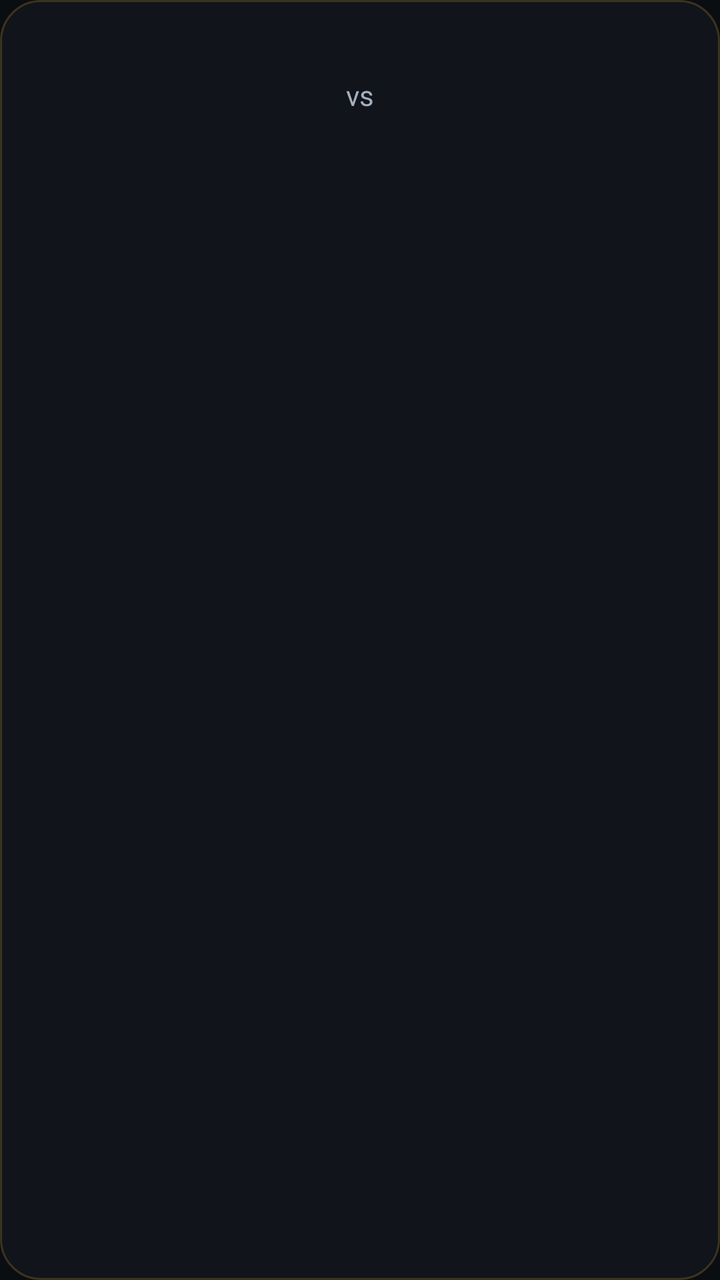
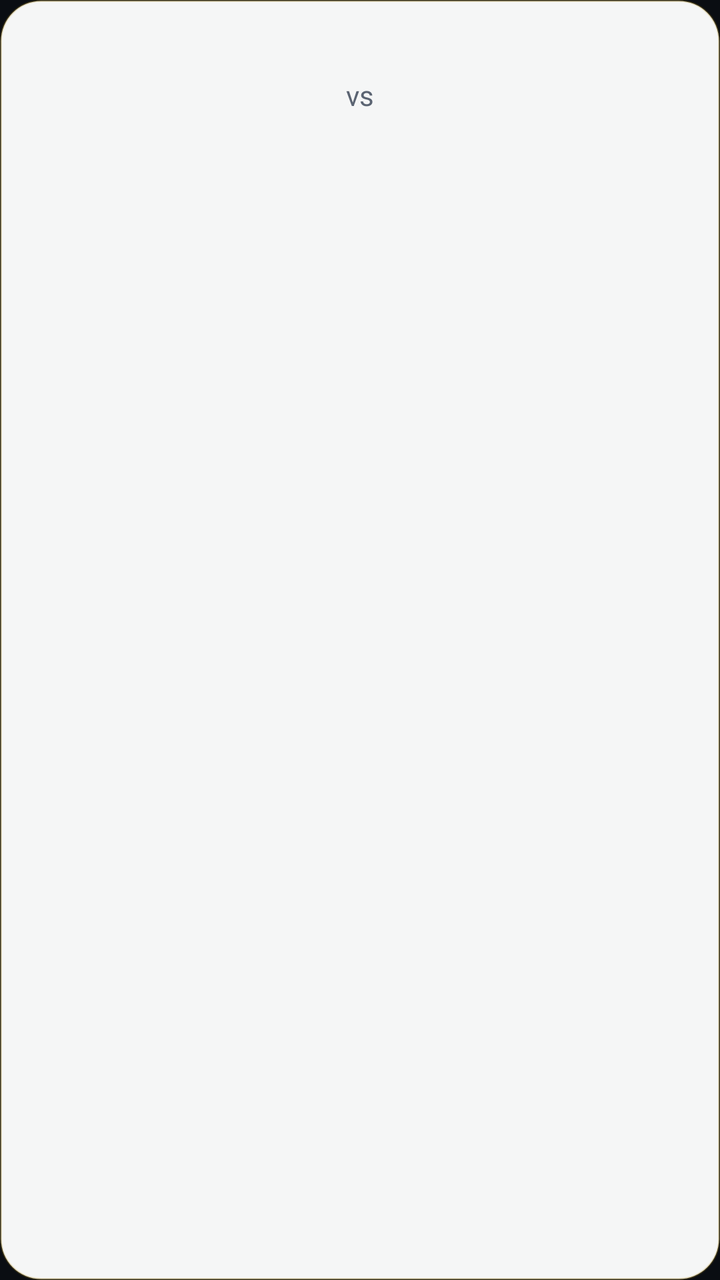

An Android layout rendered at two revisions. The XML below is the earlier revision; the diff shows what the commit changed to produce the second picture.
<!-- AndroidManifest.xml: application theme Theme.DDHL -->
<!-- res/layout/widget_large.xml -->
<?xml version="1.0" encoding="utf-8"?>
<LinearLayout xmlns:android="http://schemas.android.com/apk/res/android"
    android:id="@+id/w_root"
    android:layout_width="match_parent"
    android:layout_height="match_parent"
    android:background="@drawable/widget_bg"
    android:orientation="vertical"
    android:paddingHorizontal="16dp"
    android:paddingVertical="14dp">

    <LinearLayout
        android:layout_width="match_parent"
        android:layout_height="wrap_content"
        android:gravity="center_vertical"
        android:orientation="horizontal">

        <LinearLayout
            android:layout_width="0dp"
            android:layout_height="wrap_content"
            android:layout_weight="1"
            android:gravity="center_horizontal"
            android:orientation="vertical">

            <ImageView
                android:id="@+id/w_me_logo"
                android:layout_width="64dp"
                android:layout_height="64dp"
                android:scaleType="fitCenter"
                android:visibility="gone" />

            <TextView
                android:id="@+id/w_me"
                android:layout_width="wrap_content"
                android:layout_height="wrap_content"
                android:layout_marginTop="4dp"
                android:maxLines="1"
                android:textColor="@color/ddhl_yellow"
                android:textSize="15sp"
                android:textStyle="bold" />

            <TextView
                android:id="@+id/w_me_rec"
                android:layout_width="wrap_content"
                android:layout_height="wrap_content"
                android:maxLines="1"
                android:textColor="@color/ddhl_text"
                android:textSize="32sp"
                android:textStyle="bold" />
        </LinearLayout>

        <TextView
            android:layout_width="wrap_content"
            android:layout_height="wrap_content"
            android:layout_marginHorizontal="8dp"
            android:text="vs"
            android:textColor="@color/ddhl_muted"
            android:textSize="14sp" />

        <LinearLayout
            android:layout_width="0dp"
            android:layout_height="wrap_content"
            android:layout_weight="1"
            android:gravity="center_horizontal"
            android:orientation="vertical">

            <ImageView
                android:id="@+id/w_opp_logo"
                android:layout_width="64dp"
                android:layout_height="64dp"
                android:scaleType="fitCenter"
                android:visibility="gone" />

            <TextView
                android:id="@+id/w_opp"
                android:layout_width="wrap_content"
                android:layout_height="wrap_content"
                android:layout_marginTop="4dp"
                android:maxLines="1"
                android:textColor="@color/ddhl_muted"
                android:textSize="15sp"
                android:textStyle="bold" />

            <TextView
                android:id="@+id/w_opp_rec"
                android:layout_width="wrap_content"
                android:layout_height="wrap_content"
                android:maxLines="1"
                android:textColor="@color/ddhl_text"
                android:textSize="32sp"
                android:textStyle="bold" />
        </LinearLayout>
    </LinearLayout>

    <LinearLayout
        android:layout_width="match_parent"
        android:layout_height="wrap_content"
        android:layout_marginTop="8dp"
        android:gravity="center_vertical"
        android:orientation="horizontal">

        <TextView
            android:id="@+id/w_live"
            android:layout_width="wrap_content"
            android:layout_height="wrap_content"
            android:layout_marginEnd="8dp"
            android:background="@drawable/widget_live_bg"
            android:paddingHorizontal="6dp"
            android:paddingVertical="1dp"
            android:text="LIVE"
            android:textColor="#000000"
            android:textSize="11sp"
            android:textStyle="bold"
            android:visibility="gone" />

        <TextView
            android:id="@+id/w_status"
            android:layout_width="0dp"
            android:layout_height="wrap_content"
            android:layout_weight="1"
            android:ellipsize="end"
            android:maxLines="1"
            android:textColor="@color/ddhl_text"
            android:textSize="14sp" />
    </LinearLayout>

    <TextView
        android:id="@+id/w_footer"
        android:layout_width="match_parent"
        android:layout_height="wrap_content"
        android:layout_marginTop="2dp"
        android:ellipsize="end"
        android:maxLines="1"
        android:textColor="@color/ddhl_muted"
        android:textSize="12sp" />

    <LinearLayout
        android:id="@+id/w_events"
        android:layout_width="match_parent"
        android:layout_height="wrap_content"
        android:orientation="vertical"
        android:visibility="gone">

        <FrameLayout
            android:layout_width="match_parent"
            android:layout_height="1dp"
            android:layout_marginTop="10dp"
            android:layout_marginBottom="8dp"
            android:background="#2AF2C230" />

        <TextView
            android:layout_width="wrap_content"
            android:layout_height="wrap_content"
            android:layout_marginBottom="4dp"
            android:letterSpacing="0.1"
            android:text="LATEST"
            android:textColor="@color/ddhl_yellow"
            android:textSize="11sp"
            android:textStyle="bold" />

        <TextView android:id="@+id/w_e1" style="@style/WidgetEvent" />
        <TextView android:id="@+id/w_e2" style="@style/WidgetEvent" />
        <TextView android:id="@+id/w_e3" style="@style/WidgetEvent" />
        <TextView android:id="@+id/w_e4" style="@style/WidgetEvent" />
        <TextView android:id="@+id/w_e5" style="@style/WidgetEvent" />
        <TextView android:id="@+id/w_e6" style="@style/WidgetEvent" />
        <TextView android:id="@+id/w_e7" style="@style/WidgetEvent" />
        <TextView android:id="@+id/w_e8" style="@style/WidgetEvent" />
        <TextView android:id="@+id/w_e9" style="@style/WidgetEvent" />
        <TextView android:id="@+id/w_e10" style="@style/WidgetEvent" />
    </LinearLayout>
</LinearLayout>
<!-- resources referenced by this layout -->
<resources>
  <color name="ddhl_muted">#A7B0BE</color>
  <color name="ddhl_text">#FFFFFF</color>
  <color name="ddhl_yellow">#F2C230</color>
  <!-- drawable widget_bg (drawable) -->
  <?xml version="1.0" encoding="utf-8"?>
  <shape xmlns:android="http://schemas.android.com/apk/res/android" android:shape="rectangle">
      <solid android:color="#F011151C" />
      <corners android:radius="20dp" />
      <stroke android:width="1dp" android:color="#33F2C230" />
  </shape>
  <!-- drawable widget_live_bg (drawable) -->
  <?xml version="1.0" encoding="utf-8"?>
  <shape xmlns:android="http://schemas.android.com/apk/res/android" android:shape="rectangle">
      <solid android:color="#F2C230" />
      <corners android:radius="4dp" />
  </shape>
  <style name="WidgetEvent">
          <item name="android:layout_width">match_parent</item>
          <item name="android:layout_height">wrap_content</item>
          <item name="android:paddingVertical">3dp</item>
          <item name="android:ellipsize">end</item>
          <item name="android:maxLines">1</item>
          <item name="android:textColor">@color/ddhl_text</item>
          <item name="android:textSize">13sp</item>
          <item name="android:visibility">gone</item>
      </style>
  <style name="Theme.DDHL" parent="Theme.AppCompat.DayNight.NoActionBar">
          <item name="colorPrimary">#11151C</item>
          <item name="colorPrimaryDark">#0A0D12</item>
          <item name="colorAccent">#F2C230</item>
          <item name="android:statusBarColor">#0A0D12</item>
          <item name="android:navigationBarColor">#0A0D12</item>
          <item name="android:windowBackground">@color/ddhl_bg</item>
      </style>
  <color name="ddhl_bg">#0A0D12</color>
</resources>

<!-- the commit's change to res/layout/widget_large.xml (unified diff, before → after) -->
@@ -34,7 +34,7 @@
                 android:layout_height="wrap_content"
                 android:layout_marginTop="4dp"
                 android:maxLines="1"
-                android:textColor="@color/ddhl_yellow"
+                android:textColor="@color/w_accent"
                 android:textSize="15sp"
                 android:textStyle="bold" />
 
@@ -43,7 +43,7 @@
                 android:layout_width="wrap_content"
                 android:layout_height="wrap_content"
                 android:maxLines="1"
-                android:textColor="@color/ddhl_text"
+                android:textColor="@color/w_text"
                 android:textSize="32sp"
                 android:textStyle="bold" />
         </LinearLayout>
@@ -53,7 +53,7 @@
             android:layout_height="wrap_content"
             android:layout_marginHorizontal="8dp"
             android:text="vs"
-            android:textColor="@color/ddhl_muted"
+            android:textColor="@color/w_muted"
             android:textSize="14sp" />
 
         <LinearLayout
@@ -76,7 +76,7 @@
                 android:layout_height="wrap_content"
                 android:layout_marginTop="4dp"
                 android:maxLines="1"
-                android:textColor="@color/ddhl_muted"
+                android:textColor="@color/w_muted"
                 android:textSize="15sp"
                 android:textStyle="bold" />
 
@@ -85,7 +85,7 @@
                 android:layout_width="wrap_content"
                 android:layout_height="wrap_content"
                 android:maxLines="1"
-                android:textColor="@color/ddhl_text"
+                android:textColor="@color/w_text"
                 android:textSize="32sp"
                 android:textStyle="bold" />
         </LinearLayout>
@@ -119,7 +119,7 @@
             android:layout_weight="1"
             android:ellipsize="end"
             android:maxLines="1"
-            android:textColor="@color/ddhl_text"
+            android:textColor="@color/w_text"
             android:textSize="14sp" />
     </LinearLayout>
 
@@ -130,7 +130,7 @@
         android:layout_marginTop="2dp"
         android:ellipsize="end"
         android:maxLines="1"
-        android:textColor="@color/ddhl_muted"
+        android:textColor="@color/w_muted"
         android:textSize="12sp" />
 
     <LinearLayout
@@ -145,7 +145,7 @@
             android:layout_height="1dp"
             android:layout_marginTop="10dp"
             android:layout_marginBottom="8dp"
-            android:background="#2AF2C230" />
+            android:background="@color/w_divider" />
 
         <TextView
             android:layout_width="wrap_content"
@@ -153,19 +153,58 @@
             android:layout_marginBottom="4dp"
             android:letterSpacing="0.1"
             android:text="LATEST"
-            android:textColor="@color/ddhl_yellow"
+            android:textColor="@color/w_accent"
             android:textSize="11sp"
             android:textStyle="bold" />
-
-        <TextView android:id="@+id/w_e1" style="@style/WidgetEvent" />
-        <TextView android:id="@+id/w_e2" style="@style/WidgetEvent" />
-        <TextView android:id="@+id/w_e3" style="@style/WidgetEvent" />
-        <TextView android:id="@+id/w_e4" style="@style/WidgetEvent" />
-        <TextView android:id="@+id/w_e5" style="@style/WidgetEvent" />
-        <TextView android:id="@+id/w_e6" style="@style/WidgetEvent" />
-        <TextView android:id="@+id/w_e7" style="@style/WidgetEvent" />
-        <TextView android:id="@+id/w_e8" style="@style/WidgetEvent" />
-        <TextView android:id="@+id/w_e9" style="@style/WidgetEvent" />
-        <TextView android:id="@+id/w_e10" style="@style/WidgetEvent" />
+        <LinearLayout android:id="@+id/w_e1" style="@style/WidgetEventRow">
+            <TextView android:id="@+id/w_e1_me" style="@style/WidgetEventTag" android:textColor="@color/w_accent" />
+            <TextView android:id="@+id/w_e1_opp" style="@style/WidgetEventTag" android:textColor="@color/w_muted" />
+            <TextView android:id="@+id/w_e1_t" style="@style/WidgetEventText" />
+        </LinearLayout>
+        <LinearLayout android:id="@+id/w_e2" style="@style/WidgetEventRow">
+            <TextView android:id="@+id/w_e2_me" style="@style/WidgetEventTag" android:textColor="@color/w_accent" />
+            <TextView android:id="@+id/w_e2_opp" style="@style/WidgetEventTag" android:textColor="@color/w_muted" />
+            <TextView android:id="@+id/w_e2_t" style="@style/WidgetEventText" />
+        </LinearLayout>
+        <LinearLayout android:id="@+id/w_e3" style="@style/WidgetEventRow">
+            <TextView android:id="@+id/w_e3_me" style="@style/WidgetEventTag" android:textColor="@color/w_accent" />
+            <TextView android:id="@+id/w_e3_opp" style="@style/WidgetEventTag" android:textColor="@color/w_muted" />
+            <TextView android:id="@+id/w_e3_t" style="@style/WidgetEventText" />
+        </LinearLayout>
+        <LinearLayout android:id="@+id/w_e4" style="@style/WidgetEventRow">
+            <TextView android:id="@+id/w_e4_me" style="@style/WidgetEventTag" android:textColor="@color/w_accent" />
+            <TextView android:id="@+id/w_e4_opp" style="@style/WidgetEventTag" android:textColor="@color/w_muted" />
+            <TextView android:id="@+id/w_e4_t" style="@style/WidgetEventText" />
+        </LinearLayout>
+        <LinearLayout android:id="@+id/w_e5" style="@style/WidgetEventRow">
+            <TextView android:id="@+id/w_e5_me" style="@style/WidgetEventTag" android:textColor="@color/w_accent" />
+            <TextView android:id="@+id/w_e5_opp" style="@style/WidgetEventTag" android:textColor="@color/w_muted" />
+            <TextView android:id="@+id/w_e5_t" style="@style/WidgetEventText" />
+        </LinearLayout>
+        <LinearLayout android:id="@+id/w_e6" style="@style/WidgetEventRow">
+            <TextView android:id="@+id/w_e6_me" style="@style/WidgetEventTag" android:textColor="@color/w_accent" />
+            <TextView android:id="@+id/w_e6_opp" style="@style/WidgetEventTag" android:textColor="@color/w_muted" />
+            <TextView android:id="@+id/w_e6_t" style="@style/WidgetEventText" />
+        </LinearLayout>
+        <LinearLayout android:id="@+id/w_e7" style="@style/WidgetEventRow">
+            <TextView android:id="@+id/w_e7_me" style="@style/WidgetEventTag" android:textColor="@color/w_accent" />
+            <TextView android:id="@+id/w_e7_opp" style="@style/WidgetEventTag" android:textColor="@color/w_muted" />
+            <TextView android:id="@+id/w_e7_t" style="@style/WidgetEventText" />
+        </LinearLayout>
+        <LinearLayout android:id="@+id/w_e8" style="@style/WidgetEventRow">
+            <TextView android:id="@+id/w_e8_me" style="@style/WidgetEventTag" android:textColor="@color/w_accent" />
+            <TextView android:id="@+id/w_e8_opp" style="@style/WidgetEventTag" android:textColor="@color/w_muted" />
+            <TextView android:id="@+id/w_e8_t" style="@style/WidgetEventText" />
+        </LinearLayout>
+        <LinearLayout android:id="@+id/w_e9" style="@style/WidgetEventRow">
+            <TextView android:id="@+id/w_e9_me" style="@style/WidgetEventTag" android:textColor="@color/w_accent" />
+            <TextView android:id="@+id/w_e9_opp" style="@style/WidgetEventTag" android:textColor="@color/w_muted" />
+            <TextView android:id="@+id/w_e9_t" style="@style/WidgetEventText" />
+        </LinearLayout>
+        <LinearLayout android:id="@+id/w_e10" style="@style/WidgetEventRow">
+            <TextView android:id="@+id/w_e10_me" style="@style/WidgetEventTag" android:textColor="@color/w_accent" />
+            <TextView android:id="@+id/w_e10_opp" style="@style/WidgetEventTag" android:textColor="@color/w_muted" />
+            <TextView android:id="@+id/w_e10_t" style="@style/WidgetEventText" />
+        </LinearLayout>
     </LinearLayout>
 </LinearLayout>
<!-- resource entries referenced after the edit -->
@@ -1,14 +1,15 @@
 <!-- resources referenced by this layout -->
 <resources>
-  <color name="ddhl_muted">#A7B0BE</color>
-  <color name="ddhl_text">#FFFFFF</color>
-  <color name="ddhl_yellow">#F2C230</color>
+  <color name="w_accent">#8A6400</color>
+  <color name="w_divider">#33B08A1A</color>
+  <color name="w_muted">#5B6472</color>
+  <color name="w_text">#11151C</color>
   <!-- drawable widget_bg (drawable) -->
   <?xml version="1.0" encoding="utf-8"?>
   <shape xmlns:android="http://schemas.android.com/apk/res/android" android:shape="rectangle">
-      <solid android:color="#F011151C" />
+      <solid android:color="@color/w_bg" />
       <corners android:radius="20dp" />
-      <stroke android:width="1dp" android:color="#33F2C230" />
+      <stroke android:width="1dp" android:color="@color/w_border" />
   </shape>
   <!-- drawable widget_live_bg (drawable) -->
   <?xml version="1.0" encoding="utf-8"?>
@@ -16,15 +17,31 @@
       <solid android:color="#F2C230" />
       <corners android:radius="4dp" />
   </shape>
-  <style name="WidgetEvent">
+  <style name="WidgetEventRow">
           <item name="android:layout_width">match_parent</item>
           <item name="android:layout_height">wrap_content</item>
+          <item name="android:orientation">horizontal</item>
+          <item name="android:gravity">center_vertical</item>
           <item name="android:paddingVertical">3dp</item>
+          <item name="android:visibility">gone</item>
+      </style>
+  <style name="WidgetEventTag">
+          <item name="android:layout_width">wrap_content</item>
+          <item name="android:layout_height">wrap_content</item>
+          <item name="android:layout_marginEnd">8dp</item>
+          <item name="android:maxLines">1</item>
+          <item name="android:textSize">13sp</item>
+          <item name="android:textStyle">bold</item>
+          <item name="android:visibility">gone</item>
+      </style>
+  <style name="WidgetEventText">
+          <item name="android:layout_width">0dp</item>
+          <item name="android:layout_height">wrap_content</item>
+          <item name="android:layout_weight">1</item>
           <item name="android:ellipsize">end</item>
           <item name="android:maxLines">1</item>
-          <item name="android:textColor">@color/ddhl_text</item>
+          <item name="android:textColor">@color/w_text</item>
           <item name="android:textSize">13sp</item>
-          <item name="android:visibility">gone</item>
       </style>
   <style name="Theme.DDHL" parent="Theme.AppCompat.DayNight.NoActionBar">
           <item name="colorPrimary">#11151C</item>
@@ -34,6 +51,8 @@
           <item name="android:navigationBarColor">#0A0D12</item>
           <item name="android:windowBackground">@color/ddhl_bg</item>
       </style>
+  <color name="w_bg">#F5FFFFFF</color>
+  <color name="w_border">#40B08A1A</color>
   <color name="ddhl_bg">#0A0D12</color>
 </resources>
 
